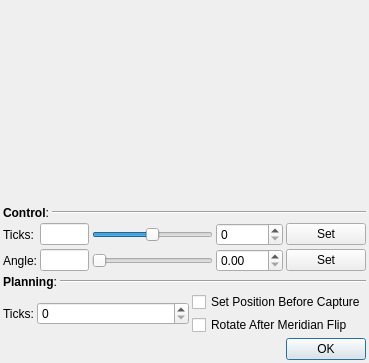
Above: kstars/ekos/capture/rotatorsettings.ui from KDE/kstars before the change. Below: the same form after it.
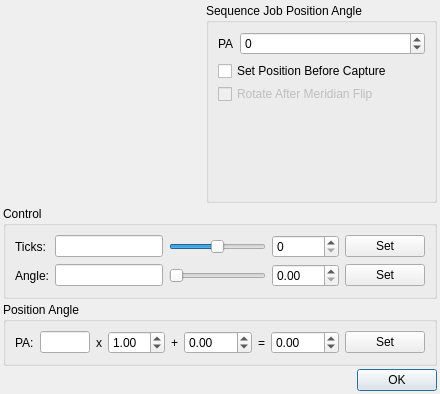
That is the form after the change. Custom widgets are drawn as their Qt base class.

What changed in the file:
```diff
--- a/kstars/ekos/capture/rotatorsettings.ui
+++ b/kstars/ekos/capture/rotatorsettings.ui
@@ -6,17 +6,14 @@
    <rect>
     <x>0</x>
     <y>0</y>
-    <width>369</width>
-    <height>362</height>
+    <width>431</width>
+    <height>372</height>
    </rect>
   </property>
   <property name="windowTitle">
    <string>Rotator Settings</string>
   </property>
-  <layout class="QVBoxLayout" name="verticalLayout_2">
-   <property name="spacing">
-    <number>3</number>
-   </property>
+  <layout class="QGridLayout" name="gridLayout_3">
    <property name="leftMargin">
     <number>3</number>
    </property>
@@ -29,25 +26,10 @@
    <property name="bottomMargin">
     <number>3</number>
    </property>
-   <item>
-    <layout class="QHBoxLayout" name="horizontalLayout">
      <property name="spacing">
       <number>3</number>
      </property>
-     <item>
-      <spacer name="horizontalSpacer">
-       <property name="orientation">
-        <enum>Qt::Horizontal</enum>
-       </property>
-       <property name="sizeHint" stdset="0">
-        <size>
-         <width>40</width>
-         <height>20</height>
-        </size>
-       </property>
-      </spacer>
-     </item>
-     <item>
+   <item row="0" column="0">
       <widget class="QRoundProgressBar" name="rotatorGauge" native="true">
        <property name="enabled">
         <bool>false</bool>
@@ -83,53 +65,100 @@
        </layout>
       </widget>
      </item>
-     <item>
-      <spacer name="horizontalSpacer_2">
-       <property name="orientation">
-        <enum>Qt::Horizontal</enum>
-       </property>
-       <property name="sizeHint" stdset="0">
-        <size>
-         <width>40</width>
-         <height>20</height>
-        </size>
-       </property>
-      </spacer>
-     </item>
-    </layout>
-   </item>
+   <item row="0" column="1">
+    <widget class="QGroupBox" name="groupBox_3">
+     <property name="title">
+      <string>Sequence Job Position Angle</string>
+     </property>
+     <layout class="QVBoxLayout" name="verticalLayout_2">
    <item>
     <layout class="QHBoxLayout" name="horizontalLayout_2">
      <item>
-      <widget class="QLabel" name="label_3">
+         <widget class="QLabel" name="label_5">
+          <property name="toolTip">
+           <string>&lt;html&gt;&lt;head/&gt;&lt;body&gt;&lt;p&gt;Set desired rotator ticks position before capture sequence is started.&lt;/p&gt;&lt;/body&gt;&lt;/html&gt;</string>
+          </property>
        <property name="text">
-        <string>&lt;b&gt;Control&lt;/b&gt;:</string>
-       </property>
-       <property name="textFormat">
-        <enum>Qt::AutoText</enum>
+           <string>PA</string>
        </property>
       </widget>
      </item>
      <item>
-      <widget class="Line" name="line">
+         <widget class="QSpinBox" name="plannedPASpin">
        <property name="sizePolicy">
         <sizepolicy hsizetype="MinimumExpanding" vsizetype="Fixed">
          <horstretch>0</horstretch>
          <verstretch>0</verstretch>
         </sizepolicy>
        </property>
-       <property name="orientation">
-        <enum>Qt::Horizontal</enum>
+          <property name="toolTip">
+           <string>Target Position Angle</string>
+          </property>
+          <property name="minimum">
+           <number>-180</number>
+          </property>
+          <property name="maximum">
+           <number>180</number>
+          </property>
+          <property name="singleStep">
+           <number>10</number>
        </property>
       </widget>
      </item>
     </layout>
    </item>
    <item>
-    <layout class="QGridLayout" name="gridLayout" columnstretch="1,2,5,2,1">
+       <layout class="QVBoxLayout" name="verticalLayout">
      <property name="spacing">
       <number>3</number>
      </property>
+        <item>
+         <widget class="QCheckBox" name="enforceRotationCheck">
+          <property name="toolTip">
+           <string>&lt;html&gt;&lt;head/&gt;&lt;body&gt;&lt;p&gt;Set target position angle before capture is started.&lt;/p&gt;&lt;/body&gt;&lt;/html&gt;</string>
+          </property>
+          <property name="text">
+           <string>Set Position Before Capture</string>
+          </property>
+         </widget>
+        </item>
+        <item>
+         <widget class="QCheckBox" name="rotateAfterMeridianCheck">
+          <property name="enabled">
+           <bool>false</bool>
+          </property>
+          <property name="toolTip">
+           <string>Rotate camera 180 degrees after meridian flip</string>
+          </property>
+          <property name="text">
+           <string>Rotate After Meridian Flip</string>
+          </property>
+         </widget>
+        </item>
+       </layout>
+      </item>
+      <item>
+       <spacer name="verticalSpacer_2">
+        <property name="orientation">
+         <enum>Qt::Vertical</enum>
+        </property>
+        <property name="sizeHint" stdset="0">
+         <size>
+          <width>20</width>
+          <height>40</height>
+         </size>
+        </property>
+       </spacer>
+      </item>
+     </layout>
+    </widget>
+   </item>
+   <item row="1" column="0" colspan="2">
+    <widget class="QGroupBox" name="groupBox">
+     <property name="title">
+      <string>Control</string>
+     </property>
+     <layout class="QGridLayout" name="gridLayout_2">
      <item row="0" column="0">
       <widget class="QLabel" name="label">
        <property name="text">
@@ -219,102 +248,117 @@
       </widget>
      </item>
     </layout>
+    </widget>
    </item>
-   <item>
-    <layout class="QHBoxLayout" name="horizontalLayout_3">
-     <item>
+   <item row="2" column="0" colspan="2">
+    <widget class="QGroupBox" name="groupBox_2">
+     <property name="toolTip">
+      <string>&lt;html&gt;&lt;head/&gt;&lt;body&gt;&lt;p&gt;Position Angle (PA) is defined as degrees E of N. Zero degrees indicate frame &lt;span style=&quot; font-weight:600;&quot;&gt;UP&lt;/span&gt; points directly toward the celestial pole. 90 degrees indicate frame &lt;span style=&quot; font-weight:600;&quot;&gt;UP&lt;/span&gt; points 90 degrees clockwise with respect to the celestial pole.&lt;/p&gt;&lt;p&gt;&lt;br/&gt;&lt;/p&gt;&lt;p&gt;PA is calculated from raw rotator angle plus modifiers to match the rotation angle as measured by astrometry. Enter the modifiers manually or solve an image in the Align Module to generate them automatically.&lt;/p&gt;&lt;/body&gt;&lt;/html&gt;</string>
+     </property>
+     <property name="title">
+      <string>Position Angle</string>
+     </property>
+     <layout class="QGridLayout" name="gridLayout">
+      <item row="0" column="3">
+       <widget class="QDoubleSpinBox" name="PAMulSpin">
+        <property name="toolTip">
+         <string>Raw angle multiplier</string>
+        </property>
+        <property name="minimum">
+         <double>0.010000000000000</double>
+        </property>
+        <property name="maximum">
+         <double>10.000000000000000</double>
+        </property>
+        <property name="value">
+         <double>1.000000000000000</double>
+        </property>
+       </widget>
+      </item>
+      <item row="0" column="8">
+       <widget class="QPushButton" name="setPAB">
+        <property name="text">
+         <string>Set</string>
+        </property>
+       </widget>
+      </item>
+      <item row="0" column="4">
       <widget class="QLabel" name="label_4">
        <property name="text">
-        <string>&lt;b&gt;Planning&lt;/b&gt;:</string>
+         <string>+</string>
        </property>
       </widget>
      </item>
-     <item>
-      <widget class="Line" name="line_2">
-       <property name="sizePolicy">
-        <sizepolicy hsizetype="MinimumExpanding" vsizetype="Fixed">
-         <horstretch>0</horstretch>
-         <verstretch>0</verstretch>
-        </sizepolicy>
-       </property>
-       <property name="orientation">
-        <enum>Qt::Horizontal</enum>
-       </property>
-      </widget>
-     </item>
-    </layout>
-   </item>
-   <item>
-    <layout class="QHBoxLayout" name="horizontalLayout_4">
-     <item>
-      <widget class="QLabel" name="label_5">
+      <item row="0" column="7">
+       <widget class="QDoubleSpinBox" name="PASpin">
        <property name="toolTip">
-        <string>&lt;html&gt;&lt;head/&gt;&lt;body&gt;&lt;p&gt;Set desired rotator ticks position before capture sequence is started.&lt;/p&gt;&lt;/body&gt;&lt;/html&gt;</string>
-       </property>
-       <property name="text">
-        <string>Ticks:</string>
-       </property>
-      </widget>
-     </item>
-     <item>
-      <widget class="QSpinBox" name="plannedTicksSpin">
-       <property name="sizePolicy">
-        <sizepolicy hsizetype="MinimumExpanding" vsizetype="Fixed">
-         <horstretch>0</horstretch>
-         <verstretch>0</verstretch>
-        </sizepolicy>
-       </property>
-       <property name="toolTip">
-        <string>&lt;html&gt;&lt;head/&gt;&lt;body&gt;&lt;p&gt;Set desired rotator ticks position before capture sequence is started.&lt;/p&gt;&lt;/body&gt;&lt;/html&gt;</string>
+         <string>Position Angle</string>
+        </property>
+        <property name="minimum">
+         <double>-180.000000000000000</double>
        </property>
        <property name="maximum">
-        <number>100000</number>
-       </property>
-      </widget>
-     </item>
-     <item>
-      <layout class="QVBoxLayout" name="verticalLayout">
-       <property name="spacing">
-        <number>3</number>
-       </property>
-       <item>
-        <widget class="QCheckBox" name="enforceRotationCheck">
-         <property name="toolTip">
-          <string>Enforce planned rotator position before capture is started.</string>
-         </property>
+         <double>180.000000000000000</double>
+        </property>
+        <property name="singleStep">
+         <double>1.000000000000000</double>
+        </property>
+       </widget>
+      </item>
+      <item row="0" column="0">
+       <widget class="QLabel" name="label_6">
          <property name="text">
-          <string>Set Position Before Capture</string>
+         <string>PA:</string>
          </property>
         </widget>
        </item>
-       <item>
-        <widget class="QCheckBox" name="rotateAfterMeridianCheck">
-         <property name="toolTip">
-          <string>Rotate camera 180 degrees after meridian flip</string>
-         </property>
+      <item row="0" column="2">
+       <widget class="QLabel" name="label_3">
          <property name="text">
-          <string>Rotate After Meridian Flip</string>
+         <string>x</string>
          </property>
         </widget>
        </item>
-      </layout>
-     </item>
-    </layout>
-   </item>
-   <item>
-    <spacer name="verticalSpacer">
-     <property name="orientation">
-      <enum>Qt::Vertical</enum>
-     </property>
-     <property name="sizeHint" stdset="0">
+      <item row="0" column="1">
+       <widget class="QLineEdit" name="rawAngle">
+        <property name="minimumSize">
       <size>
-       <width>20</width>
-       <height>40</height>
-      </size>
-     </property>
-    </spacer>
-   </item>
-   <item>
+          <width>50</width>
+          <height>0</height>
+         </size>
+        </property>
+        <property name="toolTip">
+         <string>Rotator Angle</string>
+        </property>
+        <property name="readOnly">
+         <bool>true</bool>
+        </property>
+       </widget>
+      </item>
+      <item row="0" column="6">
+       <widget class="QLabel" name="label_7">
+        <property name="text">
+         <string>=</string>
+        </property>
+       </widget>
+      </item>
+      <item row="0" column="5">
+       <widget class="QDoubleSpinBox" name="PAOffsetSpin">
+        <property name="toolTip">
+         <string>Raw angle offset</string>
+        </property>
+        <property name="minimum">
+         <double>-180.000000000000000</double>
+        </property>
+        <property name="maximum">
+         <double>180.000000000000000</double>
+        </property>
+       </widget>
+      </item>
+     </layout>
+    </widget>
+   </item>
+   <item row="3" column="1">
     <widget class="QDialogButtonBox" name="buttonBox">
      <property name="orientation">
       <enum>Qt::Horizontal</enum>
```
Lines whose indentation alone changed are shown as unchanged.
